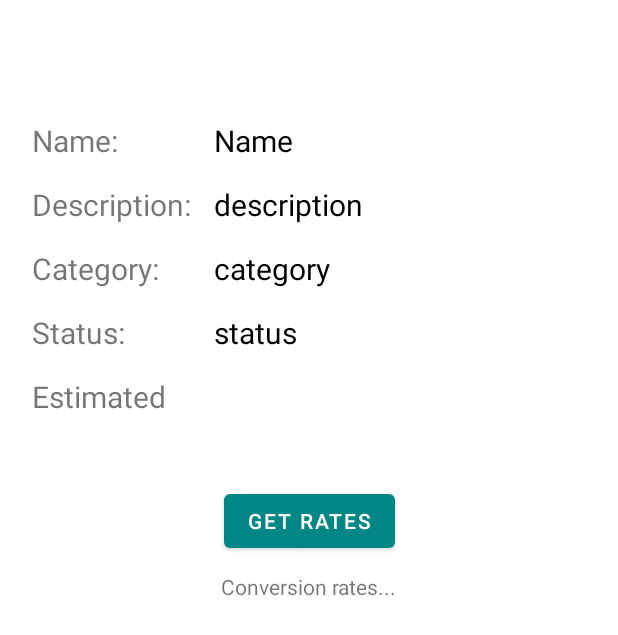
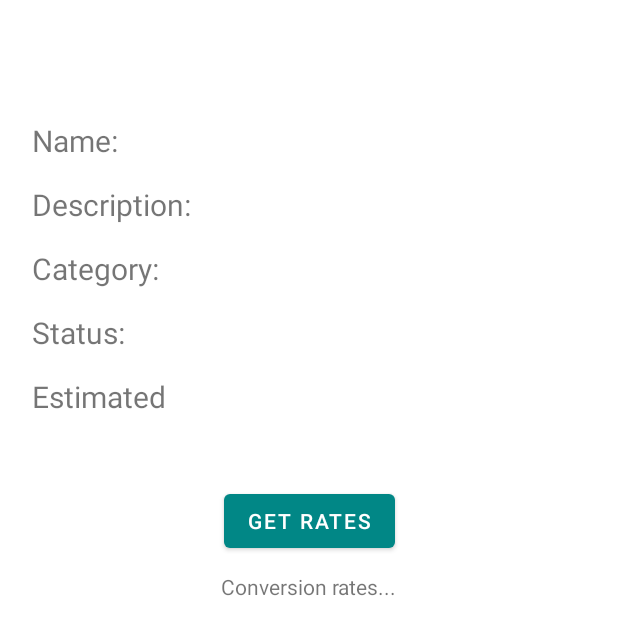
Before and after one commit to Amani215/ShoppingList, an Android app: the layout item_details.xml on its own in the app's theme, with its tools: preview values and no code run, on a phone screen of 412 x 824 dp. Shown: the top 635 px of the screen. Run offline under Robolectric (Android 15) with nearby library versions, the phone set to English and light mode, and no system bars.

Commit message:
Finished: Item Details Activity

```diff
--- a/app/src/main/res/layout/item_details.xml
+++ b/app/src/main/res/layout/item_details.xml
@@ -32,7 +32,6 @@
                 android:layout_width="match_parent"
                 android:layout_height="match_parent"
                 android:layout_marginStart="15dp"
-                android:text="Name"
                 android:textColor="@color/black"
                 android:textSize="20dp" />
         </TableRow>
@@ -53,7 +52,6 @@
                 android:layout_width="match_parent"
                 android:layout_height="match_parent"
                 android:layout_marginStart="15dp"
-                android:text="description"
                 android:textColor="@color/black"
                 android:textSize="20dp" />
         </TableRow>
@@ -74,7 +72,6 @@
                 android:layout_width="match_parent"
                 android:layout_height="match_parent"
                 android:layout_marginStart="15dp"
-                android:text="category"
                 android:textColor="@color/black"
                 android:textSize="20dp" />
         </TableRow>
@@ -95,7 +92,6 @@
                 android:layout_width="match_parent"
                 android:layout_height="match_parent"
                 android:layout_marginStart="15dp"
-                android:text="status"
                 android:textColor="@color/black"
                 android:textSize="20dp" />
         </TableRow>
```
Also changed, not shown: app/src/main/java/com/example/shoppinglist/ItemDetails.kt (+18 -11 lines).
